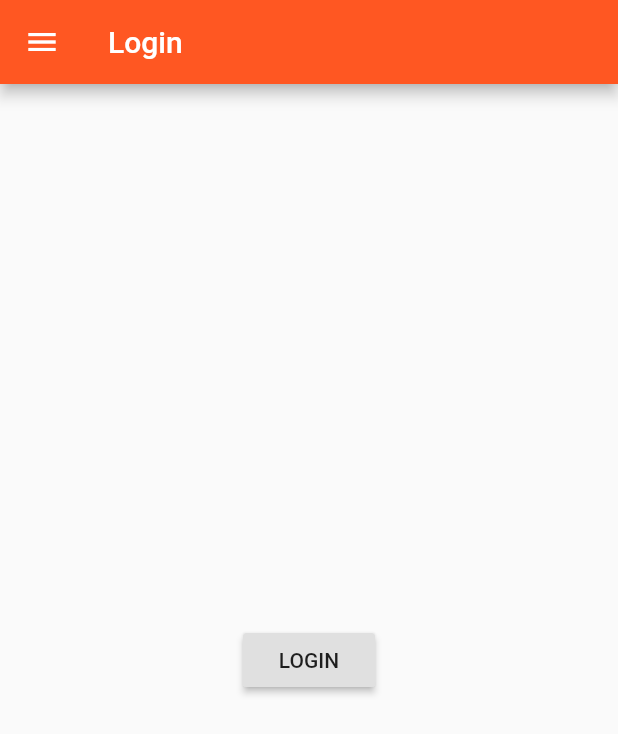
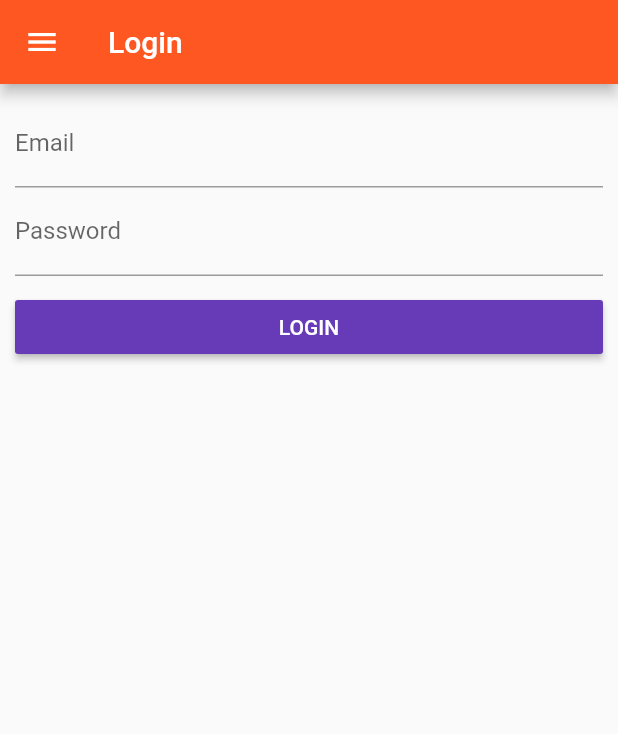
Before and after one commit to Juanchoalric/flutter_course, a Flutter app: the AuthPage screen opened directly, on a phone screen of 412 x 824 dp. Shown: the top 734 px of the screen. Run offline on Flutter 3.47's test engine with Material 2 defaults, Android fonts, the phone set to English and light mode, and no system bars.

Commit message:
Added auth page

```diff
--- a/lib/main.dart
+++ b/lib/main.dart
@@ -1,6 +1,7 @@
 import 'package:flutter/material.dart';
 import 'package:flutter/rendering.dart';
 
+import './pages/auth.dart';
 import './pages/Product_admin.dart';
 import './pages/product_page.dart';
 import './pages/product.dart';
@@ -44,7 +45,8 @@ class MyAppState extends State<MyApp> {
       ),
       //home: AuthPage(),
       routes: {
-        '/': (BuildContext context) => ProductsPage(products: _products,),
+        '/': (BuildContext context) => AuthPage(),
+        '/home': (BuildContext context) => ProductsPage(products: _products,),
         '/admin' : (BuildContext context) => ProductAdminPage(addProducts: _addProduct, deleteProducts: _deleteProduct,),
       },
       onGenerateRoute: (RouteSettings settings) {
--- a/lib/pages/auth.dart
+++ b/lib/pages/auth.dart
@@ -1,12 +1,16 @@
 import 'package:flutter/material.dart';
 
 
-class AuthPage extends StatelessWidget {
+class AuthPage extends StatefulWidget {
+  @override
+  AuthPageState createState() {
+    return new AuthPageState();
+  }
+}
 
-  final Function addProducts;
-  final Function deleteProducts;
-
-  AuthPage({this.addProducts, this.deleteProducts});
+class AuthPageState extends State<AuthPage> {
+  String _emailValue;
+  String _passwordValue;
 
   @override
   Widget build(BuildContext context) {
@@ -31,13 +35,37 @@ class AuthPage extends StatelessWidget {
       appBar: AppBar(
         title: Text('Login'),
       ),
-      body: Center(
-        child: RaisedButton(
+      body: ListView(
+        padding: EdgeInsets.all(10.0),
+        children: <Widget>[
+          TextField(
+            decoration: InputDecoration(labelText: "Email", ),
+            keyboardType: TextInputType.emailAddress,
+            onChanged: (String value) {
+              _emailValue = value;
+            },
+          ),
+          TextField(
+            decoration: InputDecoration(labelText: "Password", ),
+            obscureText: true,
+            onChanged: (String value) {
+              _passwordValue = value;
+            },
+          ),
+          SizedBox(
+            height: 10.0,
+          ),
+          RaisedButton(
           child: Text('LOGIN'),
+          color: Theme.of(context).accentColor,
+          textColor: Colors.white,
           onPressed: () {
-            Navigator.pushReplacementNamed(context, "/");
+            print(_emailValue);
+            print(_passwordValue);
+            Navigator.pushReplacementNamed(context, "/home");
           },
         ),
+        ],
       ),
     );
   }
```
Also changed, not shown: lib/pages/product_create.dart (+17 -9 lines), pubspec.lock.
